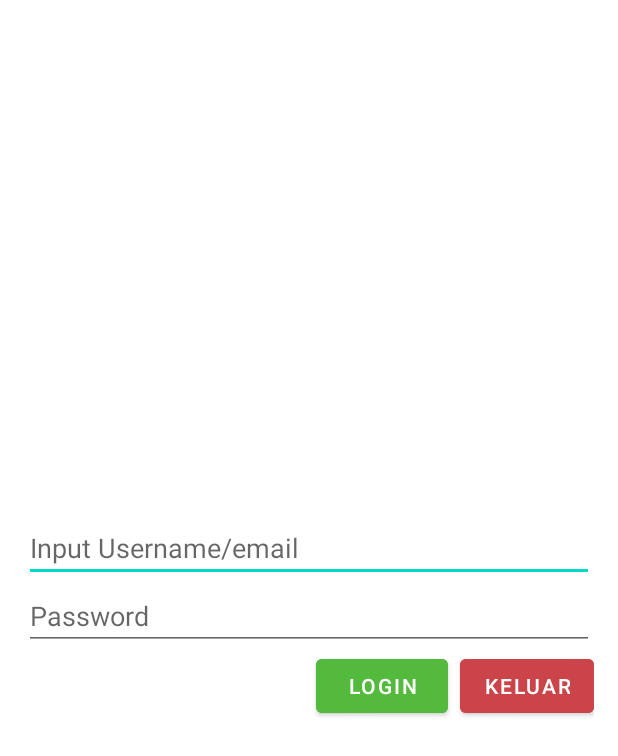
After one commit to FakhriFernanda/PraktikumAndroid, an Android app: the layout activity_login.xml on its own in the app's theme, with its tools: preview values and no code run, on a phone screen of 412 x 824 dp. The commit adds this screen. Shown: the top 756 px of the screen. Run offline under Robolectric (Android 15) with nearby library versions, the phone set to English and light mode, and no system bars.

Commit message:
Login,sharedpreference,Logout

```diff
--- a/app/src/main/AndroidManifest.xml
+++ b/app/src/main/AndroidManifest.xml
@@ -9,6 +9,9 @@
         android:roundIcon="@mipmap/ic_launcher_round"
         android:supportsRtl="true"
         android:theme="@style/Theme.PraktikumAndroid">
+        <activity
+            android:name=".LoginActivity"
+            android:exported="true" />
         <activity
             android:name=".SplashActivity"
             android:exported="true">
@@ -23,8 +26,7 @@
             android:exported="true" />
         <activity
             android:name=".MainActivity"
-            android:exported="true">
-        </activity>
+            android:exported="true"></activity>
     </application>
 
 </manifest>
--- /dev/null
+++ b/app/src/main/res/layout/activity_login.xml
@@ -0,0 +1,67 @@
+<?xml version="1.0" encoding="utf-8"?>
+<LinearLayout xmlns:android="http://schemas.android.com/apk/res/android"
+    xmlns:app="http://schemas.android.com/apk/res-auto"
+    xmlns:tools="http://schemas.android.com/tools"
+    android:layout_width="match_parent"
+    android:layout_height="match_parent"
+    android:orientation="vertical"
+    android:gravity="center"
+    android:padding="16dp"
+    tools:context=".LoginActivity"
+    >
+
+    <ScrollView
+        android:layout_width="match_parent"
+        android:layout_height="match_parent">
+        <LinearLayout
+            android:layout_width="match_parent"
+            android:layout_height="match_parent"
+            android:orientation="vertical"
+            android:layout_gravity="center"
+            >
+
+            <EditText
+                android:id="@+id/usernameEditText"
+                android:layout_width="match_parent"
+                android:layout_height="wrap_content"
+                android:hint="Input Username/email"
+                android:inputType="textEmailAddress"
+                />
+            <EditText
+                android:id="@+id/passwordEditText"
+                android:layout_width="match_parent"
+                android:layout_height="wrap_content"
+                android:hint="Password"
+                android:inputType="textPassword"
+                />
+
+            <LinearLayout
+                android:layout_width="match_parent"
+                android:layout_height="wrap_content"
+                android:orientation="horizontal"
+                android:gravity="end"
+                >
+                <Button
+                    android:id="@+id/loginButton"
+                    android:layout_width="wrap_content"
+                    android:layout_height="wrap_content"
+                    android:text="Login"
+                    android:layout_marginEnd="8dp"
+                    android:backgroundTint="@color/success"
+                    />
+                <Button
+                    android:id="@+id/keluarButton"
+                    android:layout_width="wrap_content"
+                    android:layout_height="wrap_content"
+                    android:text="Keluar"
+                    android:backgroundTint="@color/danger"
+                    />
+
+            </LinearLayout>
+
+        </LinearLayout>
+    </ScrollView>
+
+
+
+</LinearLayout>
```
Also changed, not shown: app/src/main/java/com/fakhri/praktikumandroid/LoginActivity.kt (added, +48 -0 lines), app/src/main/java/com/fakhri/praktikumandroid/MainActivity.kt (+13 -0 lines), app/src/main/java/com/fakhri/praktikumandroid/SplashActivity.kt (+13 -2 lines), app/src/main/res/layout/activity_main.xml (+24 -1 lines).
